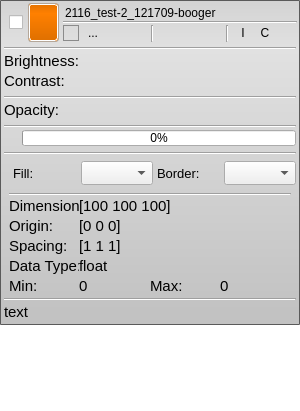
Qt form src/Interface/AppInterface/LayerWidget.ui (SCIInstitute/Seg3D) before a commit.
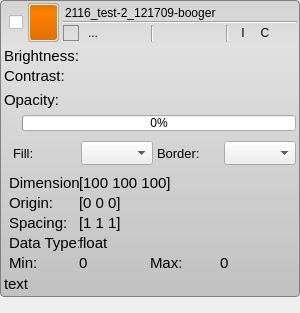
The same form after that commit. Icons and pictures are not drawn.

```diff
--- a/src/Interface/AppInterface/LayerWidget.ui
+++ b/src/Interface/AppInterface/LayerWidget.ui
@@ -7,7 +7,7 @@
     <x>0</x>
     <y>0</y>
     <width>300</width>
-    <height>411</height>
+    <height>313</height>
    </rect>
   </property>
   <property name="mouseTracking">
@@ -17,20 +17,18 @@
    <string>Form</string>
   </property>
   <property name="styleSheet">
-   <string notr="true">QWidget#LayerWidget{
-  background-color: rgba(255,255,255,0);
-  border-radius: 3px;
-}
-QWidget#header_{
-  background-color: rgba(255,255,255,0);
-}
-
+   <string notr="true">
 QWidget#base_{
   background-color: qlineargradient(spread:pad, x1:0.5, y1:0, x2:0.5, y2:0.960227, stop:0 rgba(211, 211, 211, 255), stop:0.155779 rgba(225, 225, 225, 255), stop:1 rgba(194, 194, 194, 255));
-  border-radius: 1px;
-  border: 1px solid rgb(90, 90, 90);
+border: 1px solid gray;
+border-top-left-radius: 4px;
+border-top-right-radius:4px;
+border-bottom-right-radius: 4px;
+border-bottom-left-radius: 4px;
 }
 
+
+
 QLineEdit#label_{
   text-align: left;
   color: black;
@@ -736,13 +734,6 @@
          <property name="bottomMargin">
           <number>4</number>
          </property>
-         <item>
-          <widget class="Line" name="line_2">
-           <property name="orientation">
-            <enum>Qt::Horizontal</enum>
-           </property>
-          </widget>
-         </item>
          <item>
           <widget class="QWidget" name="widget_4" native="true">
            <layout class="QVBoxLayout" name="brightness_h_layout_">
@@ -848,19 +839,6 @@
          <property name="bottomMargin">
           <number>4</number>
          </property>
-         <item>
-          <widget class="Line" name="opacity_bar_line_">
-           <property name="sizePolicy">
-            <sizepolicy hsizetype="Preferred" vsizetype="Fixed">
-             <horstretch>0</horstretch>
-             <verstretch>0</verstretch>
-            </sizepolicy>
-           </property>
-           <property name="orientation">
-            <enum>Qt::Horizontal</enum>
-           </property>
-          </widget>
-         </item>
          <item>
           <widget class="QWidget" name="widget_3" native="true">
            <layout class="QVBoxLayout" name="verticalLayout_2">
@@ -912,19 +890,6 @@
          <property name="bottomMargin">
           <number>4</number>
          </property>
-         <item>
-          <widget class="Line" name="progress_line_">
-           <property name="sizePolicy">
-            <sizepolicy hsizetype="Preferred" vsizetype="Fixed">
-             <horstretch>0</horstretch>
-             <verstretch>0</verstretch>
-            </sizepolicy>
-           </property>
-           <property name="orientation">
-            <enum>Qt::Horizontal</enum>
-           </property>
-          </widget>
-         </item>
          <item>
           <widget class="QWidget" name="widget_7" native="true">
            <layout class="QHBoxLayout" name="horizontalLayout_6">
@@ -1018,19 +983,6 @@
          <property name="bottomMargin">
           <number>4</number>
          </property>
-         <item>
-          <widget class="Line" name="border_line_">
-           <property name="sizePolicy">
-            <sizepolicy hsizetype="Preferred" vsizetype="Fixed">
-             <horstretch>0</horstretch>
-             <verstretch>0</verstretch>
-            </sizepolicy>
-           </property>
-           <property name="orientation">
-            <enum>Qt::Horizontal</enum>
-           </property>
-          </widget>
-         </item>
          <item>
           <layout class="QVBoxLayout" name="color_widget_layout_"/>
          </item>
@@ -1156,13 +1108,6 @@
          <property name="bottomMargin">
           <number>0</number>
          </property>
-         <item>
-          <widget class="Line" name="line_4">
-           <property name="orientation">
-            <enum>Qt::Horizontal</enum>
-           </property>
-          </widget>
-         </item>
          <item>
           <layout class="QHBoxLayout" name="dimensions_layout_">
            <item>
@@ -1432,13 +1377,6 @@
          <property name="bottomMargin">
           <number>4</number>
          </property>
-         <item>
-          <widget class="Line" name="line_3">
-           <property name="orientation">
-            <enum>Qt::Horizontal</enum>
-           </property>
-          </widget>
-         </item>
          <item>
           <widget class="QLabel" name="abort_text_">
            <property name="font">
```
Left out of the diff: 2 changed lines with no effect on the pictures.
